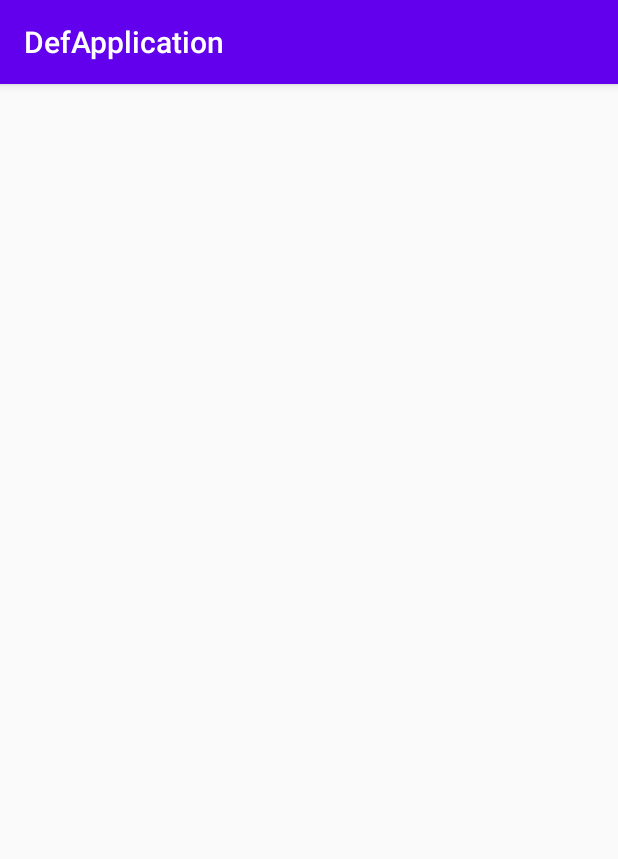
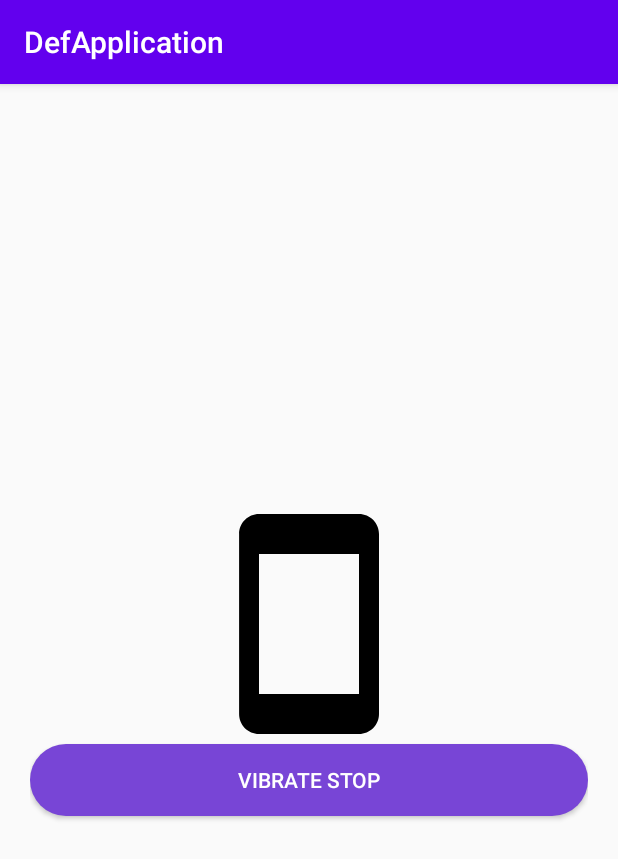
Before and after one commit to thakareabhi/ProjectBasic, an Android app: the AlertActiviity screen opened directly, with no data from a screen before it, on a phone screen of 412 x 824 dp. Shown: the top 859 px of the screen. Run offline under Robolectric (Android 15) with nearby library versions, the phone set to English and light mode, and no system bars; our stand-ins replace Firebase (no records; nobody signed in at launch, a user with empty details on screens opened directly); 2 statements that could not run were skipped.

Commit message:
Vibrate Icon Update

```diff
--- a/app/src/main/AndroidManifest.xml
+++ b/app/src/main/AndroidManifest.xml
@@ -15,7 +15,7 @@
         android:roundIcon="@mipmap/ic_launcher_round"
         android:supportsRtl="true"
         android:theme="@style/AppTheme">
-        <activity android:name=".AlertActi"></activity>
+        <activity android:name=".AlertActiviity"></activity>
         <activity android:name=".FetchData" />
         <activity
             android:name=".Youtubeact"
--- a/app/src/main/java/com/example/defapplication/AlertActi.kt
+++ b/app/src/main/java/com/example/defapplication/AlertActiviity.kt
@@ -3,24 +3,29 @@ package com.example.defapplication
 import android.content.Context
 import android.os.Bundle
 import android.os.Vibrator
-import android.util.Log
+import android.view.View
+import android.view.*
+import android.widget.*
 import android.widget.Toast
 import androidx.appcompat.app.AppCompatActivity
+import androidx.core.view.isVisible
 import com.google.firebase.database.*
-import kotlinx.android.synthetic.main.activity_alertacti.*
+import kotlinx.android.synthetic.main.activity_alert_activiity.*
 
-
-class AlertActi : AppCompatActivity() {
+class AlertActiviity : AppCompatActivity() {
 
     override fun onCreate(savedInstanceState: Bundle?) {
         super.onCreate(savedInstanceState)
-        setContentView(R.layout.activity_alertacti)
+        setContentView(R.layout.activity_alert_activiity)
 
         val rootRef: DatabaseReference = FirebaseDatabase.getInstance().reference
         val demoRef: DatabaseReference = rootRef.child("Vibrate").child("V1")
 
 
         val v = getSystemService(Context.VIBRATOR_SERVICE) as Vibrator
+
+        imgid.isVisible=false
+        imgid1.isVisible=true
 
 
         /*demoRef.addListenerForSingleValueEvent(object : ValueEventListener {
@@ -47,6 +52,8 @@ class AlertActi : AppCompatActivity() {
                 if(value.equals("true"))
                 {
                     val pattern = longArrayOf(0, 1000, 1000)
+                    imgid.isVisible=true
+                    imgid1.isVisible=false
                     v.vibrate(pattern, 0)
                 }
                 if(value.equals("false"))
@@ -57,7 +64,7 @@ class AlertActi : AppCompatActivity() {
             }
 
             override fun onCancelled(databaseError: DatabaseError) {
-                Toast.makeText(this@AlertActi, "Error fetching data", Toast.LENGTH_LONG)
+                Toast.makeText(this@AlertActiviity, "Error fetching data", Toast.LENGTH_LONG)
                     .show()
             }
         })
@@ -80,8 +87,11 @@ class AlertActi : AppCompatActivity() {
 // To repeat the pattern from any other point, you could increase the index, e.g. '1'
 
 
-        button15.setOnClickListener {
+        button20.setOnClickListener {
+            imgid.isVisible=false
+            imgid1.isVisible=true
             v.cancel();
+
         }
     }
 }
--- a/app/src/main/java/com/example/defapplication/MainActivity.kt
+++ b/app/src/main/java/com/example/defapplication/MainActivity.kt
@@ -33,7 +33,7 @@ class MainActivity : AppCompatActivity() {
         }
 
         button14.setOnClickListener {
-            val intent = Intent(this, AlertActi::class.java)
+            val intent = Intent(this, AlertActiviity::class.java)
             startActivity(intent)
         }
 
--- /dev/null
+++ b/app/src/main/res/drawable/ic_stay_current_portrait_black_24dp.xml
@@ -0,0 +1,4 @@
+<vector android:height="160dp" android:viewportHeight="24.0"
+    android:viewportWidth="24.0" android:width="160dp" xmlns:android="http://schemas.android.com/apk/res/android">
+    <path android:fillColor="#FF000000" android:pathData="M17,1.01L7,1c-1.1,0 -1.99,0.9 -1.99,2v18c0,1.1 0.89,2 1.99,2h10c1.1,0 2,-0.9 2,-2V3c0,-1.1 -0.9,-1.99 -2,-1.99zM17,19H7V5h10v14z"/>
+</vector>
--- /dev/null
+++ b/app/src/main/res/drawable/ic_vibration_black_24dp.xml
@@ -0,0 +1,4 @@
+<vector android:height="160dp" android:viewportHeight="24.0"
+    android:viewportWidth="24.0" android:width="160dp" xmlns:android="http://schemas.android.com/apk/res/android">
+    <path android:fillColor="#FF000000" android:pathData="M0,15h2L2,9L0,9v6zM3,17h2L5,7L3,7v10zM22,9v6h2L24,9h-2zM19,17h2L21,7h-2v10zM16.5,3h-9C6.67,3 6,3.67 6,4.5v15c0,0.83 0.67,1.5 1.5,1.5h9c0.83,0 1.5,-0.67 1.5,-1.5v-15c0,-0.83 -0.67,-1.5 -1.5,-1.5zM16,19L8,19L8,5h8v14z"/>
+</vector>
--- /dev/null
+++ b/app/src/main/res/layout/activity_alert_activiity.xml
@@ -0,0 +1,34 @@
+<?xml version="1.0" encoding="utf-8"?>
+<LinearLayout xmlns:android="http://schemas.android.com/apk/res/android"
+    xmlns:app="http://schemas.android.com/apk/res-auto"
+    xmlns:tools="http://schemas.android.com/tools"
+    android:layout_width="match_parent"
+    android:layout_height="match_parent"
+    android:layout_gravity="center_horizontal"
+    android:gravity="center"
+    android:orientation="vertical"
+    tools:context=".AlertActiviity"
+    android:paddingRight="20dp"
+    android:paddingLeft="20dp">
+    <ImageView
+        android:layout_width="wrap_content"
+        android:layout_height="wrap_content"
+        android:id="@+id/imgid"
+        android:background="@drawable/ic_vibration_black_24dp"></ImageView>
+
+    <ImageView
+        android:layout_width="wrap_content"
+        android:layout_height="wrap_content"
+        android:id="@+id/imgid1"
+        android:background="@drawable/ic_stay_current_portrait_black_24dp"></ImageView>
+
+    <Button
+        android:id="@+id/button20"
+        android:layout_width="match_parent"
+        android:layout_height="wrap_content"
+        android:text="Vibrate Stop"
+        android:textColor="@color/white"
+        android:background="@drawable/btnrnd"
+        tools:layout_editor_absoluteX="158dp"
+        tools:layout_editor_absoluteY="458dp" />
+</LinearLayout>
```
